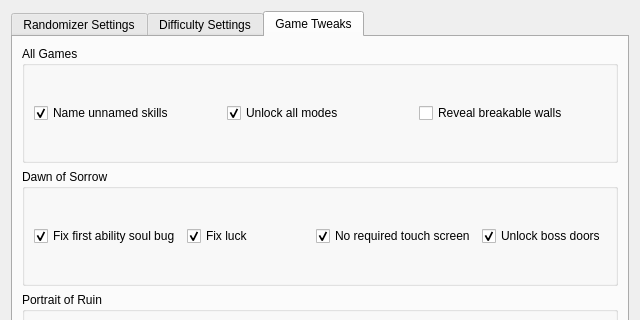
This is randomizer.ui in LagoLunatic/dsvrandom as Qt 5 draws it before an edit; both pictures show x 0 to 640 and y 0 to 320 of the 640 by 581 pixel window. The edited form follows.
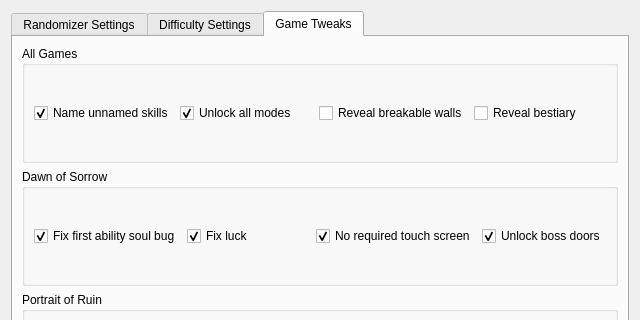
This is the edited form. The open tabs and pages were chosen to show the change. Icons and pictures are not drawn.

Commit message: Add option to reveal bestiary

The edit to the form file:
```diff
--- a/randomizer.ui
+++ b/randomizer.ui
@@ -466,6 +466,13 @@
             </property>
            </widget>
           </item>
+          <item>
+           <widget class="QCheckBox" name="reveal_bestiary">
+            <property name="text">
+             <string>Reveal bestiary</string>
+            </property>
+           </widget>
+          </item>
          </layout>
         </widget>
        </item>
```
The commit also changes 2 other files.
